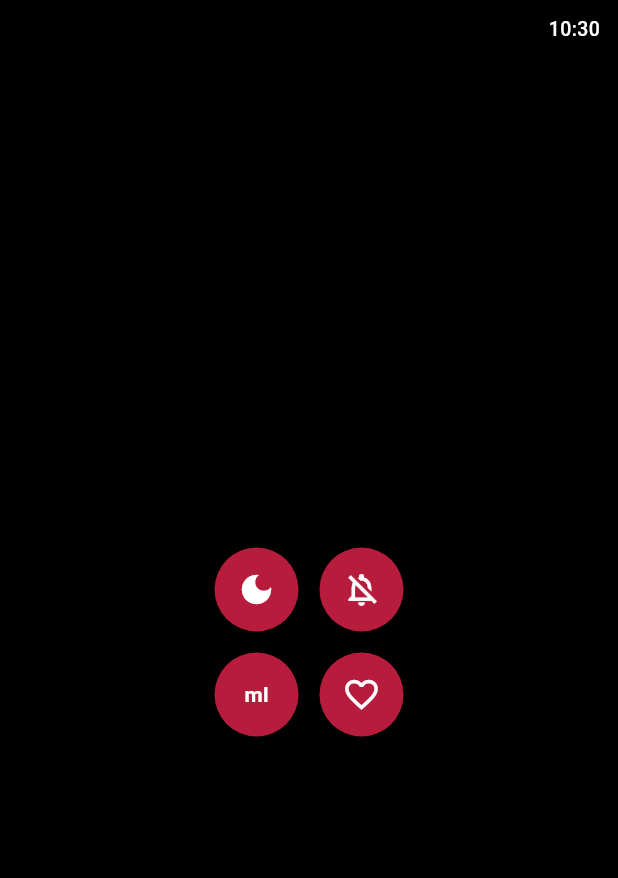
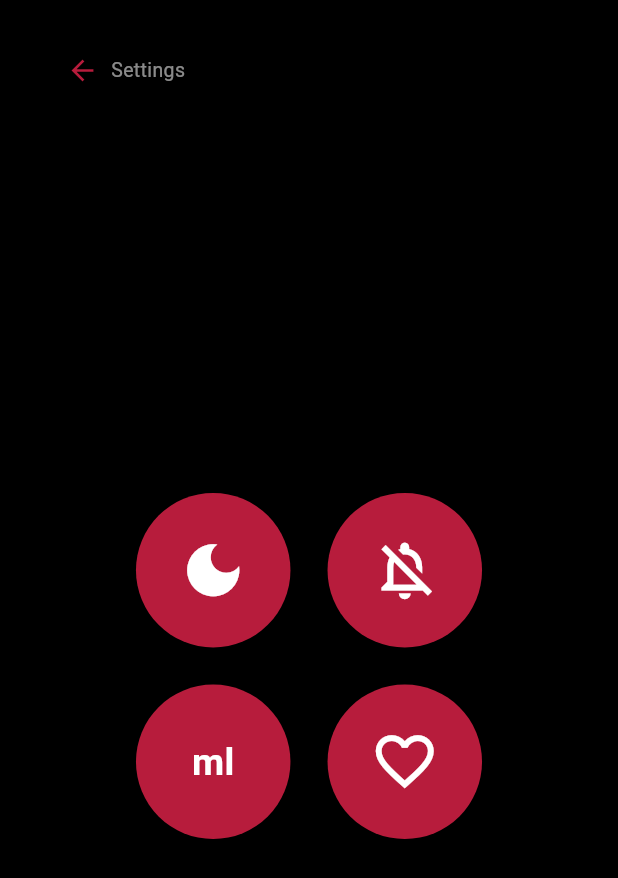
Before and after one commit to ugurcavusoglu/smartjuice-app, a Flutter app: the WatchMenuScreen screen opened directly, after a tap on the "settings" icon, on a phone screen of 412 x 824 dp. Shown: the top 878 px of the screen. Run offline on Flutter 3.47's test engine with Material 3 defaults, Android fonts, the phone set to English and light mode, and no system bars; our stand-ins replace go_router, shared_preferences; accounts and stored records are empty.

Commit message:
Improve Wear OS round screen layout and add light/dark theme toggle
- Fix navigation icons (back arrow, settings) clipped by circular display
- Center list content with proper horizontal padding for round screen
- Add dynamic light/dark theme: WatchApp becomes StatefulWidget with toggleTheme()
- Light theme: text and icons turn red, background becomes light grey
- All screens use Theme.of(context) colors instead of hardcoded Colors.white

Co-Authored-By: Claude Sonnet 4.6 <noreply@anthropic.com>

```diff
--- a/wear_os/lib/main.dart
+++ b/wear_os/lib/main.dart
@@ -5,21 +5,38 @@ void main() {
   runApp(const WatchApp());
 }
 
-class WatchApp extends StatelessWidget {
+const Color _kPrimary = Color(0xFFB71C3C);
+
+class WatchApp extends StatefulWidget {
   const WatchApp({super.key});
+
+  static _WatchAppState of(BuildContext context) =>
+      context.findAncestorStateOfType<_WatchAppState>()!;
+
+  @override
+  State<WatchApp> createState() => _WatchAppState();
+}
+
+class _WatchAppState extends State<WatchApp> {
+  bool isDark = true;
+
+  void toggleTheme() => setState(() => isDark = !isDark);
 
   @override
   Widget build(BuildContext context) {
     return MaterialApp(
       debugShowCheckedModeBanner: false,
       title: 'SmartJuice Watch',
-      theme: ThemeData.dark().copyWith(
-        scaffoldBackgroundColor: Colors.black,
-        colorScheme: const ColorScheme.dark(primary: _kPrimary),
-      ),
+      theme: isDark
+          ? ThemeData.dark().copyWith(
+              scaffoldBackgroundColor: Colors.black,
+              colorScheme: const ColorScheme.dark(primary: _kPrimary),
+            )
+          : ThemeData.light().copyWith(
+              scaffoldBackgroundColor: const Color(0xFFF5F5F5),
+              colorScheme: const ColorScheme.light(primary: _kPrimary),
+            ),
       home: const WatchSplashScreen(),
     );
   }
 }
-
-const Color _kPrimary = Color(0xFFB71C3C);
--- a/wear_os/lib/screens/watch_home_screen.dart
+++ b/wear_os/lib/screens/watch_home_screen.dart
@@ -1,8 +1,8 @@
 import 'dart:async';
 import 'package:flutter/material.dart';
+import '../main.dart';
 
 const Color _kPrimary = Color(0xFFB71C3C);
-const Color _kBg = Colors.black;
 
 // ── Static data ────────────────────────────────────────────────────────────
 
@@ -35,6 +35,23 @@ final _suggestions = [
   _Recipe('Purple Detox', ['1 piece grape', '1 piece blueberry', '1 piece plum'], 320),
 ];
 
+// Helper: returns the text/icon color based on theme
+Color _fg(BuildContext context) {
+  return WatchApp.of(context).isDark ? Colors.white : _kPrimary;
+}
+
+Color _fgDim(BuildContext context) {
+  return WatchApp.of(context).isDark ? Colors.white54 : _kPrimary.withOpacity(0.6);
+}
+
+Color _borderColor(BuildContext context) {
+  return WatchApp.of(context).isDark ? Colors.white38 : _kPrimary.withOpacity(0.4);
+}
+
+Color _dividerColor(BuildContext context) {
+  return WatchApp.of(context).isDark ? Colors.white12 : _kPrimary.withOpacity(0.15);
+}
+
 // ── Splash ────────────────────────────────────────────────────────────────
 
 class WatchSplashScreen extends StatefulWidget {
@@ -59,28 +76,22 @@ class _WatchSplashScreenState extends State<WatchSplashScreen> {
   @override
   Widget build(BuildContext context) {
     return Scaffold(
-      backgroundColor: _kBg,
+      backgroundColor: Theme.of(context).scaffoldBackgroundColor,
       body: Center(
         child: Column(
           mainAxisSize: MainAxisSize.min,
           children: [
-            Text(
-              'V',
+            Text('V',
                 style: TextStyle(
                     color: _kPrimary,
-                fontSize: 64,
+                    fontSize: 72,
                     fontWeight: FontWeight.w900,
-                height: 1,
-              ),
-            ),
-            const SizedBox(height: 20),
+                    height: 1)),
+            const SizedBox(height: 24),
             SizedBox(
-              width: 20,
-              height: 20,
+              width: 22, height: 22,
               child: CircularProgressIndicator(
-                strokeWidth: 2,
-                color: Colors.white38,
-              ),
+                  strokeWidth: 2, color: _fg(context).withOpacity(0.4)),
             ),
           ],
         ),
@@ -89,7 +100,7 @@ class _WatchSplashScreenState extends State<WatchSplashScreen> {
   }
 }
 
-// ── Home (Busy/Ready machine state) ───────────────────────────────────────
+// ── Home (Busy / Ready) ───────────────────────────────────────────────────
 
 class WatchHomeScreen extends StatefulWidget {
   const WatchHomeScreen({super.key});
@@ -99,7 +110,7 @@ class WatchHomeScreen extends StatefulWidget {
 
 class _WatchHomeScreenState extends State<WatchHomeScreen> {
   bool _isBusy = true;
-  int _countdown = 50;
+  int _countdown = 8;
   Timer? _timer;
 
   @override
@@ -110,7 +121,7 @@ class _WatchHomeScreenState extends State<WatchHomeScreen> {
 
   void _startCountdown() {
     _timer?.cancel();
-    setState(() { _isBusy = true; _countdown = 50; });
+    setState(() { _isBusy = true; _countdown = 8; });
     _timer = Timer.periodic(const Duration(seconds: 1), (t) {
       if (!mounted) { t.cancel(); return; }
       setState(() => _countdown--);
@@ -133,71 +144,54 @@ class _WatchHomeScreenState extends State<WatchHomeScreen> {
     return '${m.toString().padLeft(2, '0')}:${s.toString().padLeft(2, '0')}';
   }
 
-  void _goToMenu() {
-    Navigator.of(context).push(
-      MaterialPageRoute(builder: (_) => const WatchMenuScreen()),
-    );
-  }
-
   @override
   Widget build(BuildContext context) {
     return Scaffold(
-      backgroundColor: _kBg,
-      body: Stack(
-        children: [
-          // Clock top-right
-          Positioned(
-            top: 10, right: 12,
-            child: _ClockWidget(),
+      backgroundColor: Theme.of(context).scaffoldBackgroundColor,
+      body: GestureDetector(
+        onTap: () => Navigator.of(context).push(
+          MaterialPageRoute(builder: (_) => const WatchMenuScreen()),
         ),
-          // Main content
-          Center(
-            child: _isBusy ? _buildBusy() : _buildReady(),
+        child: Center(
+          child: _isBusy ? _buildBusy(context) : _buildReady(context),
         ),
-        ],
       ),
     );
   }
 
-  Widget _buildBusy() {
-    return GestureDetector(
-      onTap: _goToMenu,
-      child: Column(
+  Widget _buildBusy(BuildContext context) {
+    return Column(
       mainAxisSize: MainAxisSize.min,
       children: [
-          Icon(Icons.close, color: _kPrimary, size: 52),
-          const SizedBox(height: 8),
-          const Text('Busy!',
-              style: TextStyle(color: Colors.white, fontSize: 22, fontWeight: FontWeight.bold)),
+        Icon(Icons.close, color: _kPrimary, size: 56),
         const SizedBox(height: 10),
+        Text('Busy!',
+            style: TextStyle(color: _fg(context), fontSize: 24, fontWeight: FontWeight.bold)),
+        const SizedBox(height: 12),
         Container(
-            padding: const EdgeInsets.symmetric(horizontal: 14, vertical: 6),
+          padding: const EdgeInsets.symmetric(horizontal: 18, vertical: 8),
           decoration: BoxDecoration(
-              border: Border.all(color: Colors.white38),
+            border: Border.all(color: _borderColor(context), width: 1.5),
             borderRadius: BorderRadius.circular(20),
           ),
-            child: Text(
-              _countdownStr,
-              style: const TextStyle(color: Colors.white, fontSize: 18, fontWeight: FontWeight.w600),
-            ),
+          child: Text(_countdownStr,
+              style: TextStyle(
+                  color: _fg(context), fontSize: 20, fontWeight: FontWeight.w600)),
         ),
       ],
-      ),
     );
   }
 
-  Widget _buildReady() {
-    return GestureDetector(
-      onTap: _goToMenu,
-      child: Column(
+  Widget _buildReady(BuildContext context) {
+    return Column(
       mainAxisSize: MainAxisSize.min,
       children: [
-          Icon(Icons.check, color: Colors.green, size: 64),
-          const SizedBox(height: 12),
-          const Text('Ready!',
-              style: TextStyle(color: Colors.white, fontSize: 24, fontWeight: FontWeight.bold)),
+        const Icon(Icons.check, color: Colors.green, size: 72),
+        const SizedBox(height: 14),
+        Text('Ready!',
+            style: TextStyle(
+                color: _fg(context), fontSize: 26, fontWeight: FontWeight.bold)),
       ],
-      ),
     );
   }
 }
@@ -210,20 +204,24 @@ class WatchMenuScreen extends StatelessWidget {
   @override
   Widget build(BuildContext context) {
     return Scaffold(
-      backgroundColor: _kBg,
-      body: Stack(
+      backgroundColor: Theme.of(context).scaffoldBackgroundColor,
+      body: Column(
         children: [
-          Positioned(top: 10, right: 12, child: _ClockWidget()),
-          Positioned(
-            top: 10, left: 10,
-            child: GestureDetector(
+          Padding(
+            padding: const EdgeInsets.fromLTRB(44, 36, 44, 4),
+            child: Row(
+              children: [
+                GestureDetector(
                   onTap: () => Navigator.of(context).push(
                     MaterialPageRoute(builder: (_) => const WatchSettingsScreen()),
                   ),
-              child: const Icon(Icons.settings, color: Colors.white54, size: 18),
+                  child: Icon(Icons.settings, color: _fg(context), size: 22),
+                ),
+              ],
             ),
           ),
-          Center(
+          Expanded(
+            child: Center(
               child: Column(
                 mainAxisSize: MainAxisSize.min,
                 children: [
@@ -234,7 +232,7 @@ class WatchMenuScreen extends StatelessWidget {
                           title: 'Favourites', recipes: _favourites),
                     )),
                   ),
-                const SizedBox(height: 10),
+                  const SizedBox(height: 8),
                   _MenuButton(
                     label: 'Last Recipes',
                     onTap: () => Navigator.of(context).push(MaterialPageRoute(
@@ -242,7 +240,7 @@ class WatchMenuScreen extends StatelessWidget {
                           title: 'Last Recipes', recipes: _lastRecipes),
                     )),
                   ),
-                const SizedBox(height: 10),
+                  const SizedBox(height: 8),
                   _MenuButton(
                     label: 'Suggestions',
                     onTap: () => Navigator.of(context).push(MaterialPageRoute(
@@ -253,6 +251,8 @@ class WatchMenuScreen extends StatelessWidget {
                 ],
               ),
             ),
+          ),
+          const SizedBox(height: 16),
         ],
       ),
     );
@@ -269,17 +269,15 @@ class _MenuButton extends StatelessWidget {
     return GestureDetector(
       onTap: onTap,
       child: Container(
-        width: 140,
-        padding: const EdgeInsets.symmetric(vertical: 10),
+        width: 150,
+        padding: const EdgeInsets.symmetric(vertical: 11),
         decoration: BoxDecoration(
           color: _kPrimary,
           borderRadius: BorderRadius.circular(24),
         ),
-        child: Text(
-          label,
+        child: Text(label,
             textAlign: TextAlign.center,
-          style: const TextStyle(color: Colors.white, fontSize: 14, fontWeight: FontWeight.w600),
-        ),
+            style: const TextStyle(color: Colors.white, fontSize: 14, fontWeight: FontWeight.w600)),
       ),
     );
   }
@@ -295,22 +293,29 @@ class WatchRecipeListScreen extends StatelessWidget {
   @override
   Widget build(BuildContext context) {
     return Scaffold(
-      backgroundColor: _kBg,
-      body: Stack(
+      backgroundColor: Theme.of(context).scaffoldBackgroundColor,
+      body: Column(
         children: [
-          Positioned(top: 10, right: 12, child: _ClockWidget()),
-          Positioned(
-            top: 8, left: 8,
-            child: GestureDetector(
+          Padding(
+            padding: const EdgeInsets.fromLTRB(44, 36, 44, 6),
+            child: Row(
+              children: [
+                GestureDetector(
                   onTap: () => Navigator.of(context).pop(),
-              child: const Icon(Icons.arrow_back, color: _kPrimary, size: 20),
+                  child: Icon(Icons.arrow_back, color: _kPrimary, size: 22),
+                ),
+                const SizedBox(width: 8),
+                Text(title,
+                    style: TextStyle(color: _fgDim(context), fontSize: 13)),
+              ],
             ),
           ),
-          Padding(
-            padding: const EdgeInsets.only(top: 36, left: 12, right: 12, bottom: 8),
+          Expanded(
             child: ListView.separated(
+              padding: const EdgeInsets.symmetric(horizontal: 44),
               itemCount: recipes.length,
-              separatorBuilder: (_, __) => Divider(color: Colors.white12, height: 1),
+              separatorBuilder: (_, __) =>
+                  Divider(color: _dividerColor(context), height: 1),
               itemBuilder: (_, i) => GestureDetector(
                 onTap: () => Navigator.of(context).push(
                   MaterialPageRoute(
@@ -318,11 +323,10 @@ class WatchRecipeListScreen extends StatelessWidget {
                   ),
                 ),
                 child: Padding(
-                  padding: const EdgeInsets.symmetric(vertical: 10),
-                  child: Text(
-                    recipes[i].name,
-                    style: const TextStyle(color: Colors.white, fontSize: 14),
-                  ),
+                  padding: const EdgeInsets.symmetric(vertical: 12),
+                  child: Text(recipes[i].name,
+                      textAlign: TextAlign.center,
+                      style: TextStyle(color: _fg(context), fontSize: 15)),
                 ),
               ),
             ),
@@ -342,42 +346,58 @@ class WatchRecipeDetailScreen extends StatelessWidget {
   @override
   Widget build(BuildContext context) {
     return Scaffold(
-      backgroundColor: _kBg,
-      body: Stack(
+      backgroundColor: Theme.of(context).scaffoldBackgroundColor,
+      body: Column(
         children: [
-          Positioned(top: 10, right: 12, child: _ClockWidget()),
-          Positioned(
-            top: 8, left: 8,
-            child: GestureDetector(
+          Padding(
+            padding: const EdgeInsets.fromLTRB(44, 36, 44, 6),
+            child: Row(
+              children: [
+                GestureDetector(
                   onTap: () => Navigator.of(context).pop(),
-              child: const Icon(Icons.arrow_back, color: _kPrimary, size: 20),
+                  child: Icon(Icons.arrow_back, color: _kPrimary, size: 22),
+                ),
+              ],
             ),
           ),
-          Padding(
-            padding: const EdgeInsets.only(top: 36, left: 14, right: 14, bottom: 12),
+          Expanded(
+            child: Padding(
+              padding: const EdgeInsets.symmetric(horizontal: 44),
               child: Column(
-              crossAxisAlignment: CrossAxisAlignment.start,
+                crossAxisAlignment: CrossAxisAlignment.center,
                 children: [
-                ...recipe.ingredients.map((ing) => Padding(
-                  padding: const EdgeInsets.only(bottom: 4),
+                  Expanded(
+                    child: SingleChildScrollView(
+                      child: Column(
+                        crossAxisAlignment: CrossAxisAlignment.center,
+                        children: recipe.ingredients
+                            .map((ing) => Padding(
+                                  padding: const EdgeInsets.only(bottom: 7),
                                   child: Text(ing,
-                      style: const TextStyle(color: Colors.white, fontSize: 13)),
-                )),
-                const Spacer(),
-                Center(
-                  child: Container(
-                    padding: const EdgeInsets.symmetric(horizontal: 20, vertical: 8),
-                    decoration: BoxDecoration(
-                      border: Border.all(color: Colors.white38),
-                      borderRadius: BorderRadius.circular(20),
-                    ),
-                    child: Text(
-                      '${recipe.ml} ml',
-                      style: const TextStyle(color: Colors.white, fontSize: 15, fontWeight: FontWeight.w600),
+                                      textAlign: TextAlign.center,
+                                      style: TextStyle(
+                                          color: _fg(context), fontSize: 14)),
+                                ))
+                            .toList(),
                       ),
                     ),
                   ),
+                  const SizedBox(height: 8),
+                  Container(
+                    padding: const EdgeInsets.symmetric(horizontal: 22, vertical: 9),
+                    decoration: BoxDecoration(
+                      border: Border.all(color: _borderColor(context), width: 1.5),
+                      borderRadius: BorderRadius.circular(20),
+                    ),
+                    child: Text('${recipe.ml} ml',
+                        style: TextStyle(
+                            color: _fg(context),
+                            fontSize: 15,
+                            fontWeight: FontWeight.w600)),
+                  ),
+                  const SizedBox(height: 12),
                 ],
+              ),
             ),
           ),
         ],
@@ -395,20 +415,36 @@ class WatchSettingsScreen extends StatefulWidget {
 }
 
 class _WatchSettingsScreenState extends State<WatchSettingsScreen> {
-  bool _darkMode = true;
   bool _silent = false;
   bool _useOz = false;
   bool _favourite = false;
 
   @override
   Widget build(BuildContext context) {
+    final size = MediaQuery.of(context).size;
+    final tileSize = size.width * 0.25;
+    final gap = size.width * 0.06;
+    final appState = WatchApp.of(context);
+    final isDark = appState.isDark;
     return Scaffold(
-      backgroundColor: _kBg,
-      body: Stack(
+      backgroundColor: Theme.of(context).scaffoldBackgroundColor,
+      body: Column(
         children: [
-          Positioned(top: 10, right: 12, child: _ClockWidget()),
           Padding(
-            padding: const EdgeInsets.only(top: 32),
+            padding: const EdgeInsets.fromLTRB(44, 36, 20, 6),
+            child: Row(
+              children: [
+                GestureDetector(
+                  onTap: () => Navigator.of(context).pop(),
+                  child: Icon(Icons.arrow_back, color: _kPrimary, size: 22),
+                ),
+                const SizedBox(width: 8),
+                Text('Settings',
+                    style: TextStyle(color: _fgDim(context), fontSize: 13)),
+              ],
+            ),
+          ),
+          Expanded(
             child: Center(
               child: Column(
                 mainAxisSize: MainAxisSize.min,
@@ -417,33 +453,39 @@ class _WatchSettingsScreenState extends State<WatchSettingsScreen> {
                     mainAxisSize: MainAxisSize.min,
                     children: [
                       _SettingsTile(
-                        icon: _darkMode ? Icons.dark_mode : Icons.light_mode,
-                        active: _darkMode,
-                        onTap: () => setState(() => _darkMode = !_darkMode),
+                        icon: isDark ? Icons.dark_mode : Icons.light_mode,
+                        active: true,
+                        tileSize: tileSize,
+                        onTap: () => appState.toggleTheme(),
                       ),
-                      const SizedBox(width: 14),
+                      SizedBox(width: gap),
                       _SettingsTile(
-                        icon: _silent ? Icons.notifications_off : Icons.notifications_off_outlined,
+                        icon: _silent
+                            ? Icons.notifications_off
+                            : Icons.notifications_off_outlined,
                         active: _silent,
+                        tileSize: tileSize,
                         onTap: () => setState(() => _silent = !_silent),
                       ),
                     ],
                   ),
-                  const SizedBox(height: 14),
+                  SizedBox(height: gap),
                   Row(
                     mainAxisSize: MainAxisSize.min,
                     children: [
                       _SettingsTile(
                         label: _useOz ? 'oz' : 'ml',
                         active: true,
+                        tileSize: tileSize,
                         onTap: () => setState(() => _useOz = !_useOz),
                       ),
-                      const SizedBox(width: 14),
+                      SizedBox(width: gap),
                       _SettingsTile(
                         icon: _favourite ? Icons.favorite : Icons.favorite_border,
                         active: _favourite,
+                        tileSize: tileSize,
+                        activeColor: _favourite ? Colors.red.shade300 : null,
                         onTap: () => setState(() => _favourite = !_favourite),
-                        activeColor: _favourite ? Colors.red.shade300 : null,
                       ),
                     ],
                   ),
@@ -463,12 +505,14 @@ class _SettingsTile extends StatelessWidget {
   final bool active;
   final VoidCallback onTap;
   final Color? activeColor;
+  final double tileSize;
 
   const _SettingsTile({
     this.icon,
     this.label,
     required this.active,
     required this.onTap,
+    required this.tileSize,
     this.activeColor,
   });
 
@@ -477,59 +521,24 @@ class _SettingsTile extends StatelessWidget {
     return GestureDetector(
       onTap: onTap,
       child: Container(
-        width: 56,
-        height: 56,
-        decoration: BoxDecoration(
+        width: tileSize,
+        height: tileSize,
+        decoration: const BoxDecoration(
           color: _kPrimary,
           shape: BoxShape.circle,
         ),
         child: Center(
           child: icon != null
-              ? Icon(icon, color: activeColor ?? Colors.white, size: 26)
+              ? Icon(icon, color: activeColor ?? Colors.white, size: tileSize * 0.45)
               : Text(
                   label!,
-                  style: const TextStyle(
-                      color: Colors.white, fontSize: 14, fontWeight: FontWeight.bold),
+                  style: TextStyle(
+                      color: Colors.white,
+                      fontSize: tileSize * 0.24,
+                      fontWeight: FontWeight.bold),
                 ),
         ),
       ),
     );
   }
 }
-
-// ── Clock widget (top-right on every screen) ──────────────────────────────
-
-class _ClockWidget extends StatefulWidget {
-  @override
-  State<_ClockWidget> createState() => _ClockWidgetState();
-}
-
-class _ClockWidgetState extends State<_ClockWidget> {
-  late Timer _timer;
-  late DateTime _now;
-
-  @override
-  void initState() {
-    super.initState();
-    _now = DateTime.now();
-    _timer = Timer.periodic(const Duration(seconds: 30), (_) {
-      if (mounted) setState(() => _now = DateTime.now());
-    });
-  }
-
-  @override
-  void dispose() {
-    _timer.cancel();
-    super.dispose();
-  }
-
-  @override
-  Widget build(BuildContext context) {
-    final h = _now.hour.toString().padLeft(2, '0');
-    final m = _now.minute.toString().padLeft(2, '0');
-    return Text(
-      '$h:$m',
-      style: const TextStyle(color: Colors.white, fontSize: 13, fontWeight: FontWeight.w500),
-    );
-  }
-}
--- a/wear_os/pubspec.yaml
+++ b/wear_os/pubspec.yaml
@@ -10,5 +10,10 @@ dependencies:
   flutter:
     sdk: flutter
 
+dev_dependencies:
+  flutter_test:
+    sdk: flutter
+  flutter_lints: ^4.0.0
+
 flutter:
   uses-material-design: true
```
Also changed, not shown: wear_os/analysis_options.yaml (added, +28 -0 lines), wear_os/pubspec.lock, 22 other files. Lines whose indentation alone changed are shown as unchanged.
